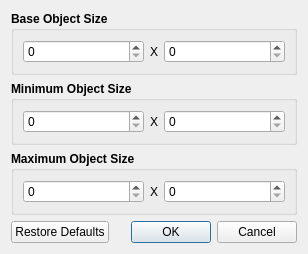
Qt form prj.objed/objedmarker/ui/objectsizedialog.ui (usilinsergey/objed) before a commit.
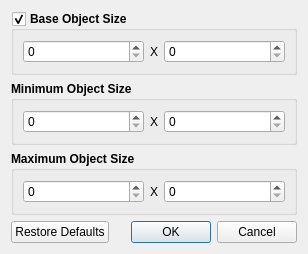
The same form after that commit.

```diff
--- a/prj.objed/objedmarker/ui/objectsizedialog.ui
+++ b/prj.objed/objedmarker/ui/objectsizedialog.ui
@@ -25,6 +25,9 @@
      <property name="title">
       <string>Base Object Size</string>
      </property>
+     <property name="checkable">
+      <bool>true</bool>
+     </property>
      <layout class="QHBoxLayout" name="objectSizeRatioLayout">
       <item>
        <widget class="QSpinBox" name="baseObjectWidth">
```
